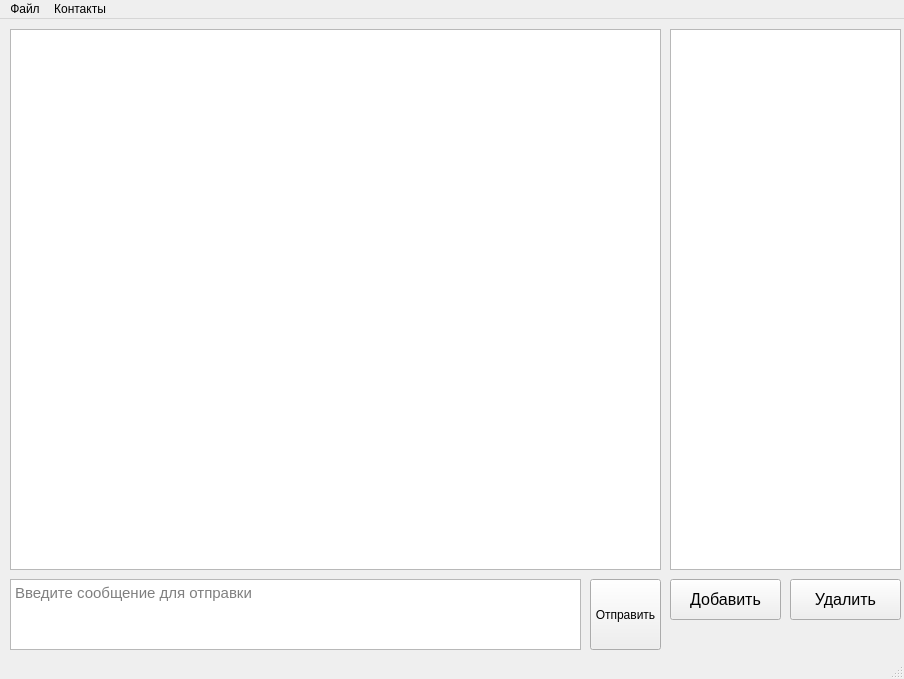
Old version of the form client_ui/form.ui in the repository Serguchers/async-client-server.
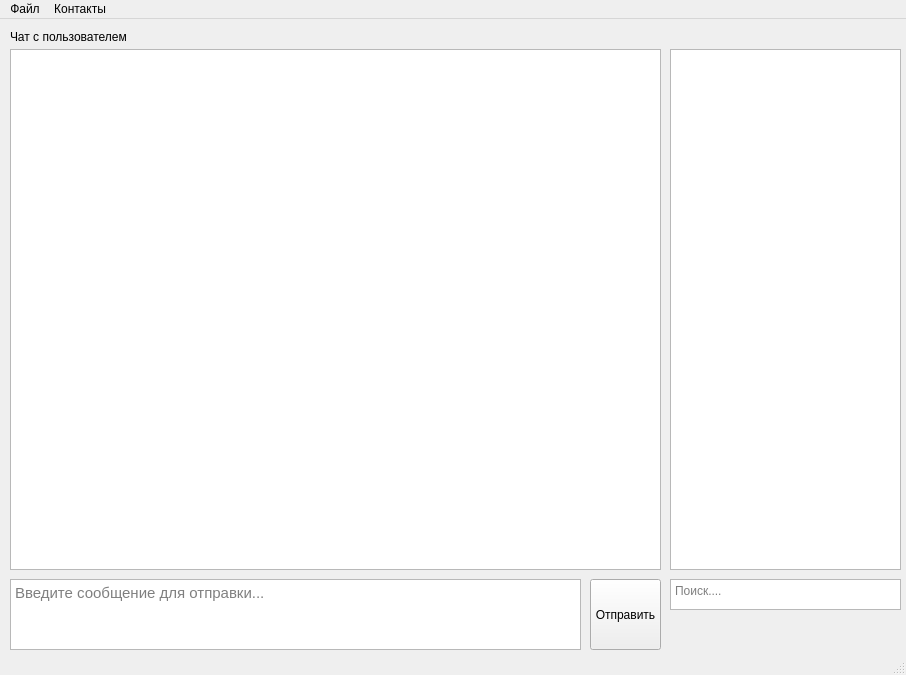
New version of the form.

```diff
--- a/client_ui/form.ui
+++ b/client_ui/form.ui
@@ -6,10 +6,16 @@
    <rect>
     <x>0</x>
     <y>0</y>
-    <width>904</width>
-    <height>679</height>
+    <width>906</width>
+    <height>675</height>
    </rect>
   </property>
+  <property name="sizePolicy">
+   <sizepolicy hsizetype="Fixed" vsizetype="Preferred">
+    <horstretch>0</horstretch>
+    <verstretch>0</verstretch>
+   </sizepolicy>
+  </property>
   <property name="windowTitle">
    <string>UI_Client</string>
   </property>
@@ -27,9 +33,9 @@
     <property name="geometry">
      <rect>
       <x>10</x>
-      <y>10</y>
+      <y>30</y>
       <width>651</width>
-      <height>541</height>
+      <height>521</height>
      </rect>
     </property>
    </widget>
@@ -37,49 +43,13 @@
     <property name="geometry">
      <rect>
       <x>670</x>
-      <y>10</y>
+      <y>30</y>
       <width>231</width>
-      <height>541</height>
+      <height>521</height>
      </rect>
     </property>
    </widget>
-   <widget class="QPushButton" name="pushButton">
-    <property name="geometry">
-     <rect>
-      <x>670</x>
-      <y>560</y>
-      <width>111</width>
-      <height>41</height>
-     </rect>
-    </property>
-    <property name="font">
-     <font>
-      <pointsize>12</pointsize>
-     </font>
-    </property>
-    <property name="text">
-     <string>Добавить</string>
-    </property>
-   </widget>
-   <widget class="QPushButton" name="pushButton_2">
-    <property name="geometry">
-     <rect>
-      <x>790</x>
-      <y>560</y>
-      <width>111</width>
-      <height>41</height>
-     </rect>
-    </property>
-    <property name="font">
-     <font>
-      <pointsize>12</pointsize>
-     </font>
-    </property>
-    <property name="text">
-     <string>Удалить</string>
-    </property>
-   </widget>
-   <widget class="QTextEdit" name="textEdit">
+   <widget class="QTextEdit" name="msg_area">
     <property name="geometry">
      <rect>
       <x>10</x>
@@ -95,7 +65,7 @@
      </font>
     </property>
     <property name="placeholderText">
-     <string>Введите сообщение для отправки</string>
+     <string>Введите сообщение для отправки...</string>
     </property>
    </widget>
    <widget class="QPushButton" name="pushButton_3">
@@ -111,6 +81,37 @@
      <string>Отправить</string>
     </property>
    </widget>
+   <widget class="QLabel" name="chat_label">
+    <property name="geometry">
+     <rect>
+      <x>10</x>
+      <y>10</y>
+      <width>651</width>
+      <height>16</height>
+     </rect>
+    </property>
+    <property name="font">
+     <font>
+      <pointsize>9</pointsize>
+     </font>
+    </property>
+    <property name="text">
+     <string>Чат с пользователем</string>
+    </property>
+   </widget>
+   <widget class="QTextEdit" name="search_cont">
+    <property name="geometry">
+     <rect>
+      <x>670</x>
+      <y>560</y>
+      <width>231</width>
+      <height>31</height>
+     </rect>
+    </property>
+    <property name="placeholderText">
+     <string>Поиск....</string>
+    </property>
+   </widget>
   </widget>
   <widget class="QMenuBar" name="menubar">
    <property name="enabled">
@@ -120,11 +121,11 @@
     <rect>
      <x>0</x>
      <y>0</y>
-     <width>904</width>
+     <width>906</width>
      <height>21</height>
     </rect>
    </property>
-   <widget class="QMenu" name="menu">
+   <widget class="QMenu" name="main_menu">
     <property name="title">
      <string>Файл</string>
     </property>
@@ -137,7 +138,7 @@
     <addaction name="action_2"/>
     <addaction name="action_3"/>
    </widget>
-   <addaction name="menu"/>
+   <addaction name="main_menu"/>
    <addaction name="menu_2"/>
   </widget>
   <widget class="QStatusBar" name="statusbar">
```
Left out of the diff: 6 changed lines with no effect on the pictures.
